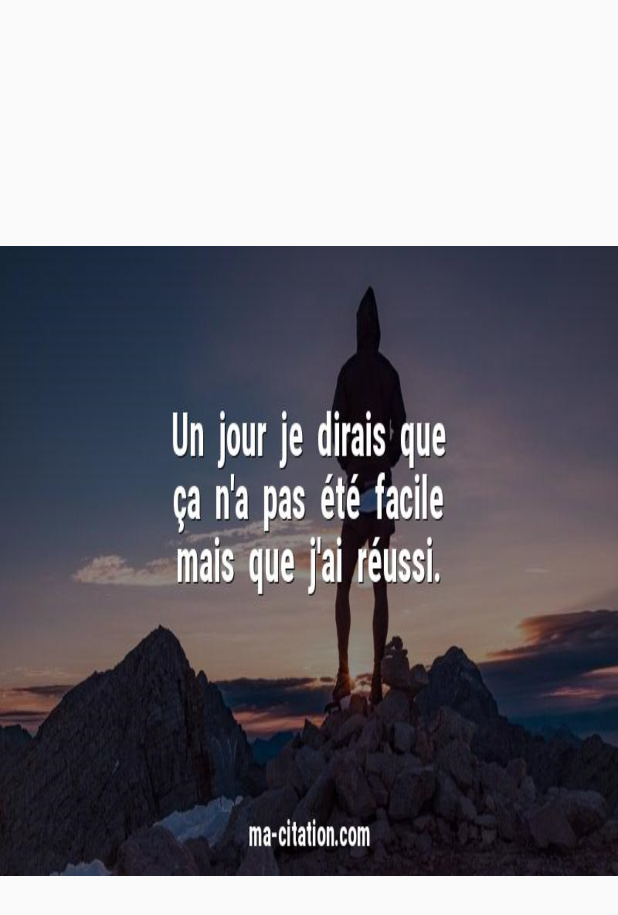
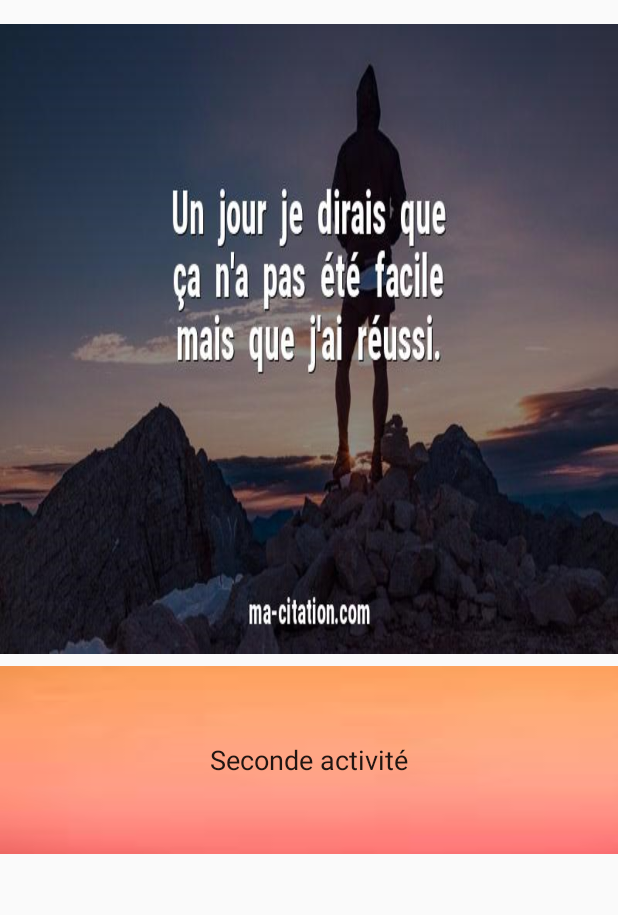
Before and after one commit to Calinnor/CardViewRecyclerStep2, an Android app: the Activity_findBy_cliking screen opened directly, with no data from a screen before it, on a phone screen of 412 x 824 dp. Shown: the top 915 px of the screen. Run offline under Robolectric (Android 15) with nearby library versions, the phone set to English and light mode, and no system bars.

```diff
--- /dev/null
+++ b/app/src/main/java/ocr/exercice/cardviewandrecyclerstep2/listernerClikForItem.java
@@ -0,0 +1 @@
+package ocr.exercice.cardviewandrecyclerstep2;
--- a/app/src/main/res/layout/activity_cardview_one.xml
+++ b/app/src/main/res/layout/activity_cardview_one.xml
@@ -9,6 +9,7 @@
     android:layout_margin="2dp">
 
     <FrameLayout
+        android:id="@+id/frame1"
         android:layout_width="match_parent"
         android:layout_height="match_parent">
 
@@ -17,8 +18,6 @@
             android:layout_width="match_parent"
             android:layout_height="150dp"
             android:scaleType="centerCrop"
-            android:clickable="true"
-            android:focusable="true"
             android:padding="2dp"
             app:layout_constraintBottom_toBottomOf="parent"
             app:layout_constraintEnd_toEndOf="parent"
--- a/app/src/main/res/layout/activity_find_by_cliking.xml
+++ b/app/src/main/res/layout/activity_find_by_cliking.xml
@@ -10,10 +10,20 @@
         android:id="@+id/imgsecondactivity"
         android:layout_width="wrap_content"
         android:layout_height="wrap_content"
-        android:layout_marginTop="164dp"
+        android:layout_marginTop="16dp"
         android:background="@drawable/reussi"
+        android:contentDescription="@string/background_only"
         app:layout_constraintStart_toStartOf="parent"
-        app:layout_constraintTop_toTopOf="parent"
-        android:contentDescription="@string/background_only"/>
+        app:layout_constraintTop_toTopOf="parent" />
+
+    <EditText
+        android:layout_width="match_parent"
+        android:layout_height="wrap_content"
+        android:layout_marginTop="8dp"
+        android:background="@drawable/degradeorangee"
+        android:gravity="center"
+        android:text="Seconde activité"
+        app:layout_constraintEnd_toEndOf="parent"
+        app:layout_constraintTop_toBottomOf="@+id/imgsecondactivity" />
 
 </androidx.constraintlayout.widget.ConstraintLayout>
```
Also changed, not shown: app/src/main/java/ocr/exercice/cardviewandrecyclerstep2/CardViewAdapter.java (+4 -4 lines), app/src/main/java/ocr/exercice/cardviewandrecyclerstep2/MainActivity.java (+35 -2 lines), app/src/main/res/layout/activity_main.xml (+8 -3 lines).
